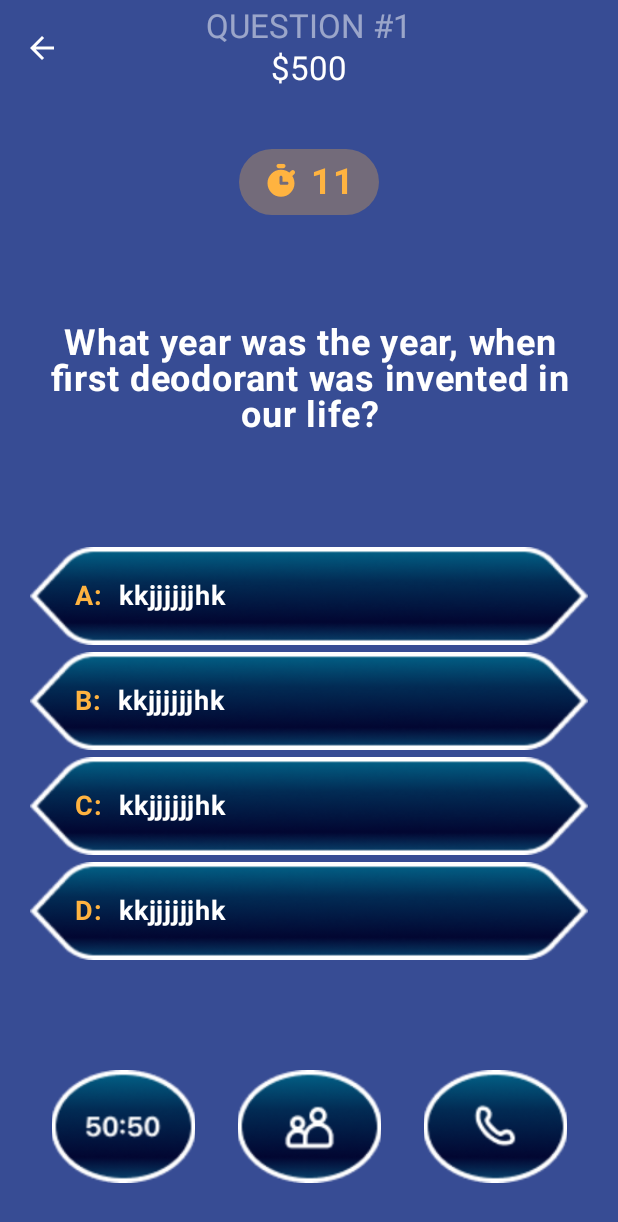
After one commit to EvgeniyPoleshchuk/WhoWantBeMillioner, an Android app built with Jetpack Compose: the composable GameScreen shown on its own in the app's theme, on a phone screen of 412 x 824 dp. The commit adds this screen. Shown: the top 1222 px of the screen. Run offline under Robolectric (Android 15) with nearby library versions, the phone set to English and light mode, and no system bars.

Commit message:
Добавил Игровой экран

```diff
--- /dev/null
+++ b/app/src/main/java/com/example/whowantbemillioner/GameScreen.kt
@@ -0,0 +1,208 @@
+package com.example.whowantbemillioner
+
+import androidx.compose.foundation.Image
+import androidx.compose.foundation.background
+import androidx.compose.foundation.clickable
+import androidx.compose.foundation.layout.Arrangement
+import androidx.compose.foundation.layout.Box
+import androidx.compose.foundation.layout.Column
+import androidx.compose.foundation.layout.Row
+import androidx.compose.foundation.layout.fillMaxSize
+import androidx.compose.foundation.layout.fillMaxWidth
+import androidx.compose.foundation.layout.padding
+import androidx.compose.foundation.layout.size
+import androidx.compose.foundation.lazy.LazyColumn
+import androidx.compose.foundation.lazy.LazyRow
+import androidx.compose.foundation.shape.RoundedCornerShape
+import androidx.compose.material.icons.Icons
+import androidx.compose.material.icons.filled.ArrowBack
+import androidx.compose.material3.CenterAlignedTopAppBar
+import androidx.compose.material3.ExperimentalMaterial3Api
+import androidx.compose.material3.Icon
+import androidx.compose.material3.IconButton
+import androidx.compose.material3.MaterialTheme
+import androidx.compose.material3.Scaffold
+import androidx.compose.material3.Text
+import androidx.compose.material3.TopAppBarDefaults
+import androidx.compose.material3.rememberTopAppBarState
+import androidx.compose.runtime.Composable
+import androidx.compose.runtime.getValue
+import androidx.compose.runtime.mutableStateOf
+import androidx.compose.runtime.remember
+import androidx.compose.runtime.setValue
+import androidx.compose.ui.Alignment
+import androidx.compose.ui.Modifier
+import androidx.compose.ui.graphics.Color
+import androidx.compose.ui.layout.ContentScale
+import androidx.compose.ui.res.painterResource
+import androidx.compose.ui.text.font.FontWeight
+import androidx.compose.ui.text.style.TextAlign
+import androidx.compose.ui.text.style.TextOverflow
+import androidx.compose.ui.tooling.preview.Preview
+import androidx.compose.ui.unit.dp
+import androidx.compose.ui.unit.sp
+import com.example.whowantbemillioner.ui.theme.WhoWantBeMillionerTheme
+
+@OptIn(ExperimentalMaterial3Api::class)
+@Composable
+fun GameScreen() {
+    val scrollBehavior = TopAppBarDefaults.pinnedScrollBehavior(rememberTopAppBarState())
+
+    Scaffold(
+        topBar = {
+            CenterAlignedTopAppBar(
+                colors = TopAppBarDefaults.topAppBarColors(
+                    containerColor = Color(0xFF374C94),
+                    titleContentColor = MaterialTheme.colorScheme.primary,
+                ),
+                title = {
+                    Column(horizontalAlignment = Alignment.CenterHorizontally) {
+                        Text(
+                            text = "QUESTION #1",
+                            color = Color.White.copy(alpha = 0.5F), // Устанавливаем альфа-канал только для этого текста
+                            maxLines = 1,
+                            overflow = TextOverflow.Ellipsis
+                        )
+                        Text(
+                            text = "$500",
+                            color = Color.White, // Оставляем цвет остального текста без изменений
+                            maxLines = 1,
+                            overflow = TextOverflow.Ellipsis
+                        )
+                    }
+                },
+                navigationIcon = {
+                    IconButton(onClick = { /* do something */ }) {
+                        Icon(
+                            imageVector = Icons.Filled.ArrowBack,
+                            contentDescription = "Localized description",
+                            tint = Color.White
+                        )
+                    }
+                },
+                scrollBehavior = scrollBehavior,
+            )
+        },
+        containerColor = Color(0xFF374C94)
+        ) { innerPadding ->
+        Column(
+            modifier = Modifier
+                .fillMaxSize()
+                .padding(innerPadding),
+            verticalArrangement = Arrangement.SpaceAround,
+            horizontalAlignment = Alignment.CenterHorizontally
+        ) {
+            Row(
+                modifier = Modifier
+                    .background(
+                        color = Color(0xFFFFB340).copy(alpha = 0.3F),
+                        shape = RoundedCornerShape(50.dp)
+                    )
+                    .padding(16.dp, 8.dp, 16.dp, 8.dp),
+                horizontalArrangement = Arrangement.spacedBy(8.dp),
+                verticalAlignment = Alignment.CenterVertically
+            ) {
+                Icon(
+                    painter = painterResource(id = R.drawable.stopwatch),
+                    contentDescription = null,
+                    tint = Color(0xFFFFB340).copy(alpha = 1F)
+                )
+                Text(text = "11",
+                    fontSize = 24.sp,
+                    fontWeight = FontWeight.Bold,
+                    color = Color(0xFFFFB340).copy(alpha = 1F))
+            }
+
+            Text(text = "What year was the year, when first deodorant was invented in our life?",
+                color = Color.White,
+                fontSize = 24.sp,
+                fontWeight = FontWeight.Bold,
+                modifier = Modifier
+                    .padding(horizontal = 30.dp),
+                textAlign = TextAlign.Center)
+
+            LazyColumn(
+                modifier = Modifier
+                    .fillMaxWidth()
+                    .size(280.dp)
+                    .padding(horizontal = 20.dp),
+                verticalArrangement = Arrangement.SpaceAround
+            ) {
+                items(4) {
+                    var answer by remember { mutableStateOf("") }
+
+                    val color = when (answer) {
+                        "true" -> painterResource(id = R.drawable.answer_green)
+                        "false" -> painterResource(id = R.drawable.answer_red)
+                        else -> painterResource(id = R.drawable.answer_blue)
+                    }
+
+                    Box(
+                        modifier = Modifier
+                            .fillMaxSize()
+                            .size(65.dp)
+                            .clickable { answer = "true" },
+                    ) {
+                        Image(
+                            painter = color,
+                            contentDescription = null,
+                            modifier = Modifier.fillMaxSize(),
+                            contentScale = ContentScale.FillBounds
+                        )
+                        Row(
+                            modifier = Modifier
+                                .fillMaxSize()
+                                .padding(horizontal = 30.dp),
+                            verticalAlignment = Alignment.CenterVertically
+                        ) {
+
+                            Text(
+                                text = "${when(it) {
+                                    0 -> "A"
+                                    1 -> "B"
+                                    2 -> "C"
+                                    else -> "D"
+                                }}:  ",
+                                fontSize = 18.sp,
+                                fontWeight = FontWeight.Bold,
+                                color = Color(0xFFFFB340)
+                            )
+                            Text(
+                                text = "kkjjjjjjhk",
+                                fontSize = 18.sp,
+                                fontWeight = FontWeight.Bold,
+                                color = Color.White
+                            )
+                        }
+                    }
+                }
+            }
+
+            LazyRow(
+                modifier = Modifier
+                    .fillMaxWidth()
+                    .padding(horizontal = 20.dp),
+                horizontalArrangement = Arrangement.SpaceAround
+            ) {
+                val buttonList = listOf(R.drawable.fifty_fifty, R.drawable.audience, R.drawable.call)
+                items(buttonList.size) {
+                    Image(
+                        painter = painterResource(id = buttonList[it]),
+                        contentDescription = null,
+                        modifier = Modifier.size(95.dp, 75.dp),
+                        contentScale = ContentScale.Crop
+                    )
+                }
+
+            }
+        }
+    }
+}
+
+@Preview(showBackground = true)
+@Composable
+fun GameScreenPreview() {
+    WhoWantBeMillionerTheme {
+        GameScreen()
+    }
+}
--- /dev/null
+++ b/app/src/main/res/drawable/stopwatch.xml
@@ -0,0 +1,20 @@
+<vector xmlns:android="http://schemas.android.com/apk/res/android"
+    android:width="24dp"
+    android:height="25dp"
+    android:viewportWidth="24"
+    android:viewportHeight="25">
+  <group>
+    <clip-path
+        android:pathData="M0,0.5h24v24h-24z"/>
+    <path
+        android:pathData="M9,2C9,1.172 9.672,0.5 10.5,0.5H13.5C14.328,0.5 15,1.172 15,2C15,2.828 14.328,3.5 13.5,3.5H10.5C9.672,3.5 9,2.828 9,2Z"
+        android:fillColor="#ffffff"/>
+    <path
+        android:pathData="M17.061,9.002C16.475,8.416 16.475,7.466 17.061,6.88L18.793,5.148C19.379,4.562 20.329,4.562 20.914,5.148C21.5,5.734 21.5,6.684 20.914,7.269L19.182,9.002C18.596,9.588 17.646,9.588 17.061,9.002Z"
+        android:fillColor="#ffffff"/>
+    <path
+        android:pathData="M12,22.5C16.971,22.5 21,18.471 21,13.5C21,8.529 16.971,4.5 12,4.5C7.029,4.5 3,8.529 3,13.5C3,18.471 7.029,22.5 12,22.5ZM13,9.5C13,8.948 12.552,8.5 12,8.5C11.448,8.5 11,8.948 11,9.5V13.5C11,14.052 11.448,14.5 12,14.5L16,14.5C16.552,14.5 17,14.052 17,13.5C17,12.948 16.552,12.5 16,12.5L13,12.5V9.5Z"
+        android:fillColor="#ffffff"
+        android:fillType="evenOdd"/>
+  </group>
+</vector>
--- a/app/src/main/res/values/colors.xml
+++ b/app/src/main/res/values/colors.xml
@@ -7,4 +7,8 @@
     <color name="teal_700">#FF018786</color>
     <color name="black">#FF000000</color>
     <color name="white">#FFFFFFFF</color>
+    <color name="background">#344F53</color>
+    <color name="blue">#374C94</color>
+    <color name="darkBlue">#100E16</color>
+    <color name="gold">#FFB340</color>
 </resources>
```
Also changed, not shown: app/src/main/res/drawable/answer_blue.png (added), app/src/main/res/drawable/answer_green.png (added), app/src/main/res/drawable/answer_red.png (added), app/src/main/res/drawable/audience.png (added), app/src/main/res/drawable/call.png (added), app/src/main/res/drawable/fifty_fifty.png (added), app/src/main/res/drawable/life.png (added), 1 other file.
